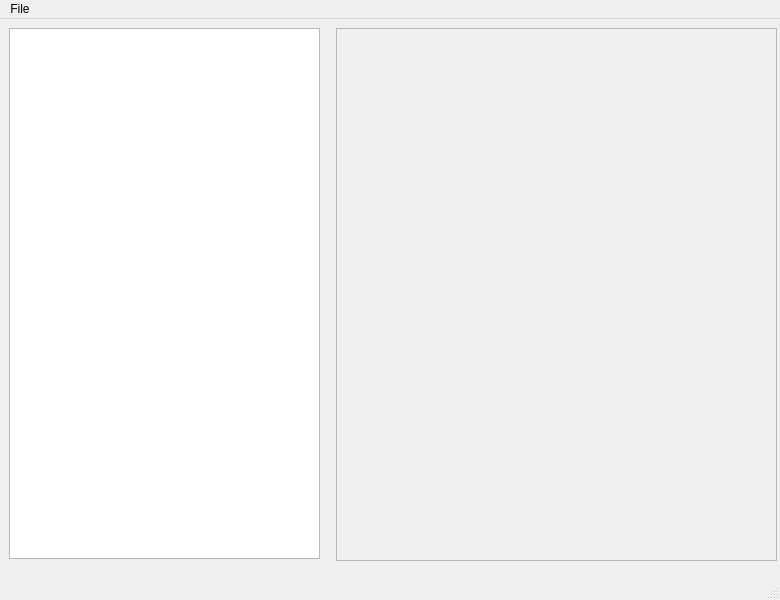
Above: ui/main_window.ui from rhololkeolke/robot_editor before the change. Below: the same form after it.
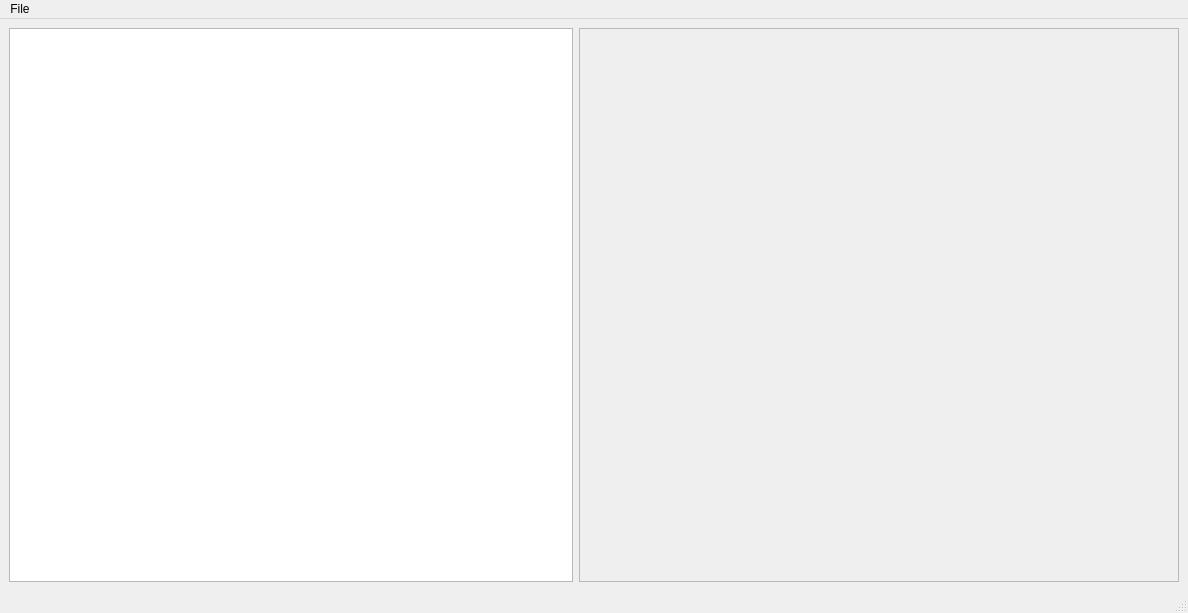
That is the form after the change.

Commit message: Figured out how to resize the RVIZ window

The edit to the form file:
```diff
--- a/ui/main_window.ui
+++ b/ui/main_window.ui
@@ -6,32 +6,31 @@
    <rect>
     <x>0</x>
     <y>0</y>
-    <width>780</width>
-    <height>600</height>
+    <width>1188</width>
+    <height>613</height>
    </rect>
   </property>
   <property name="windowTitle">
    <string>MainWindow</string>
   </property>
   <widget class="QWidget" name="centralwidget">
-   <widget class="QPlainTextEdit" name="xmlEdit">
-    <property name="geometry">
-     <rect>
-      <x>9</x>
-      <y>9</y>
-      <width>311</width>
-      <height>531</height>
-     </rect>
-    </property>
-   </widget>
+   <layout class="QHBoxLayout" name="horizontalLayout">
+    <item>
+     <widget class="QPlainTextEdit" name="xmlEdit"/>
+    </item>
+    <item>
    <widget class="QFrame" name="rvizFrame">
-    <property name="geometry">
-     <rect>
-      <x>336</x>
-      <y>9</y>
-      <width>441</width>
-      <height>533</height>
-     </rect>
+      <property name="sizePolicy">
+       <sizepolicy hsizetype="Expanding" vsizetype="Expanding">
+        <horstretch>0</horstretch>
+        <verstretch>0</verstretch>
+       </sizepolicy>
+      </property>
+      <property name="minimumSize">
+       <size>
+        <width>600</width>
+        <height>400</height>
+       </size>
     </property>
     <property name="frameShape">
      <enum>QFrame::StyledPanel</enum>
@@ -40,14 +39,16 @@
      <enum>QFrame::Raised</enum>
     </property>
    </widget>
+    </item>
+   </layout>
   </widget>
   <widget class="QMenuBar" name="menubar">
    <property name="geometry">
     <rect>
      <x>0</x>
      <y>0</y>
-     <width>780</width>
-     <height>27</height>
+     <width>1188</width>
+     <height>25</height>
     </rect>
    </property>
    <widget class="QMenu" name="menuFile">
```
Left out of the diff: 28 changed lines with no effect on the pictures. Lines whose indentation alone changed are shown as unchanged. The commit also changes 2 other files.
